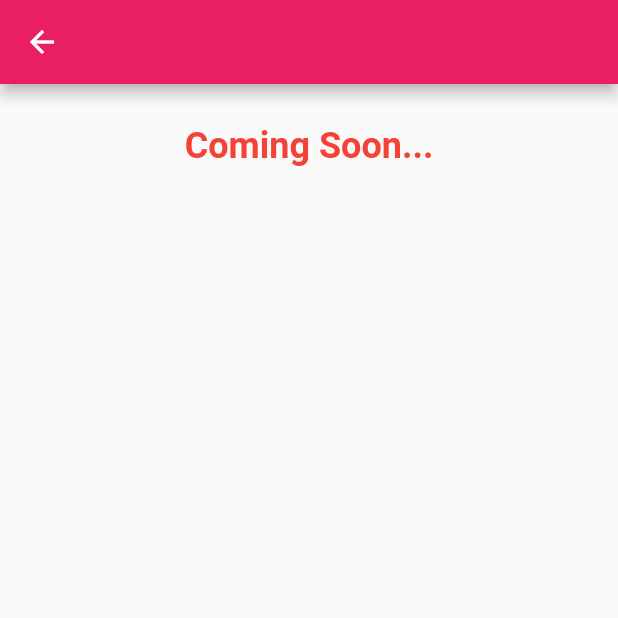
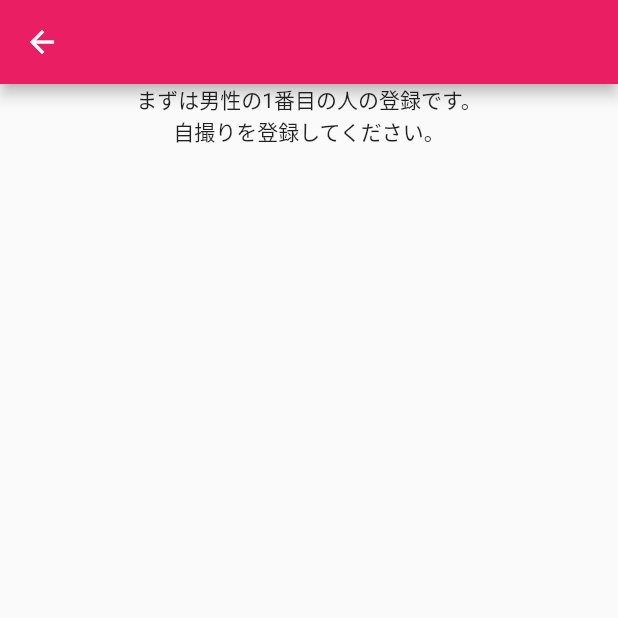
Before and after one commit to Yeongse/lovemaggedon, a Flutter app: the GuidePage screen opened directly, after a tap on "参加者の登録に進む", on a phone screen of 412 x 824 dp, the top half of it. Run offline on Flutter 3.47's test engine with Material 2 defaults, Android fonts, the phone set to English and light mode, and no system bars; our stand-ins replace camera; Roboto replaces fonts that are missing (Bebas Neue).

Commit message:
カメラ撮影のための準備を設定

```diff
--- /dev/null
+++ b/lib/cameraPage.dart
@@ -0,0 +1,33 @@
+import 'package:flutter/material.dart';
+import 'package:provider/provider.dart';
+import 'package:camera/camera.dart';
+
+import './members.dart';
+
+class CameraPage extends StatelessWidget {
+  const CameraPage({Key? key, required this.index, required this.sex})
+      : super(key: key);
+
+  final int index;
+  final String sex;
+
+  @override
+  Widget build(BuildContext context) {
+    final deviceSize = MediaQuery.of(context).size;
+    final members = Provider.of<Members>(context);
+
+    String sexString = sex == 'male' ? '男性' : '女性';
+
+    return Scaffold(
+        appBar: AppBar(),
+        body: Center(
+            child: Column(
+          children: [
+            Container(
+                alignment: Alignment.center,
+                child: Text('まずは$sexStringの$index番目の人の登録です。')),
+            Container(alignment: Alignment.center, child: Text('自撮りを登録してください。'))
+          ],
+        )));
+  }
+}
--- a/lib/guidePage.dart
+++ b/lib/guidePage.dart
@@ -1,5 +1,7 @@
 import 'package:flutter/material.dart';
-import './registerPage.dart';
+import 'package:provider/provider.dart';
+import 'cameraPage.dart';
+import './members.dart';
 
 class GuidePage extends StatelessWidget {
   const GuidePage({Key? key, required this.sex}) : super(key: key);
@@ -9,7 +11,10 @@ class GuidePage extends StatelessWidget {
   @override
   Widget build(BuildContext context) {
     final deviceSize = MediaQuery.of(context).size;
+    final members = Provider.of<Members>(context);
+
     String sexString = sex == 'male' ? '男性' : '女性';
+    int index = sex == 'male' ? members.maleIndex : members.femaleIndex;
 
     return Scaffold(
         appBar: AppBar(),
@@ -34,7 +39,9 @@ class GuidePage extends StatelessWidget {
                 onPressed: () {
                   Navigator.push(
                     context,
-                    MaterialPageRoute(builder: (context) => RegisterPage()),
+                    MaterialPageRoute(
+                        builder: (context) =>
+                            CameraPage(index: index, sex: sex)),
                   );
                 }),
           ],
--- a/lib/members.dart
+++ b/lib/members.dart
@@ -4,8 +4,13 @@ class Members extends ChangeNotifier {
   int _maleNum = 1;
   int _femaleNum = 1;
 
+  int _maleIndex = 1;
+  int _femaleIndex = 1;
+
   get maleNum => _maleNum;
   get femaleNum => _femaleNum;
+  get maleIndex => _maleIndex;
+  get femaleIndex => _femaleIndex;
 
   void setMaleNum(int _number) {
     _maleNum = _number;
@@ -16,4 +21,24 @@ class Members extends ChangeNotifier {
     _femaleNum = _number;
     notifyListeners();
   }
+
+  void incrementMaleIndex() {
+    _maleIndex++;
+    notifyListeners();
+  }
+
+  void incrementFemaleIndex() {
+    _femaleIndex++;
+    notifyListeners();
+  }
+
+  void resetMaleIndex() {
+    _maleIndex = 0;
+    notifyListeners();
+  }
+
+  void resetFemaleIndex() {
+    _femaleIndex = 0;
+    notifyListeners();
+  }
 }
--- a/pubspec.yaml
+++ b/pubspec.yaml
@@ -30,6 +30,8 @@ dependencies:
   flutter:
     sdk: flutter
   provider: ^6.0.0
+  camera:
+
 
 
   # The following adds the Cupertino Icons font to your application.
```
Also changed, not shown: pubspec.lock, 6 other files.
